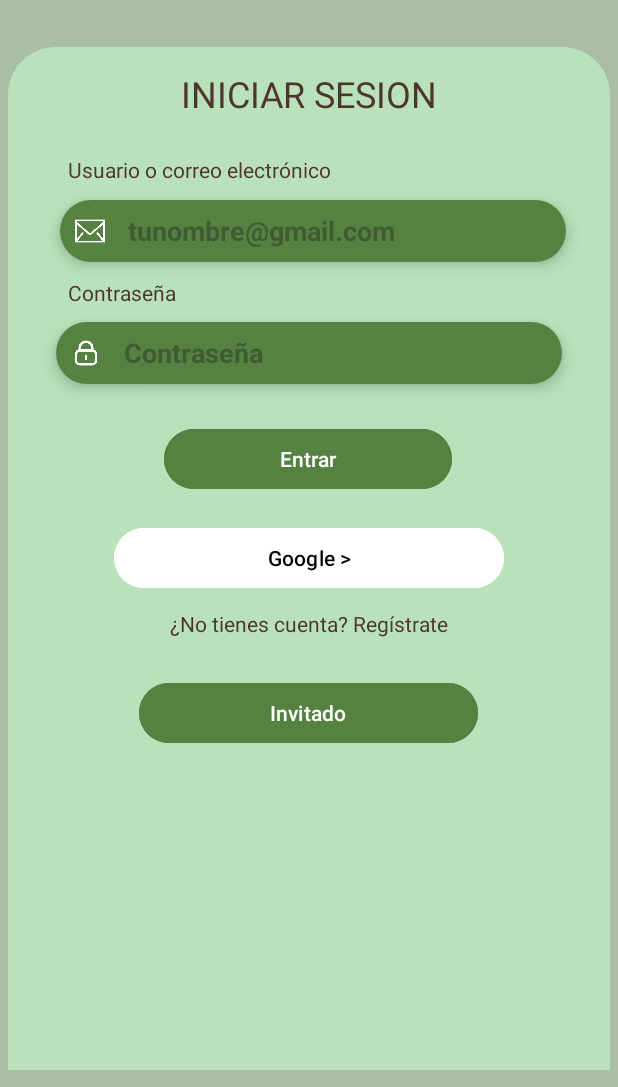
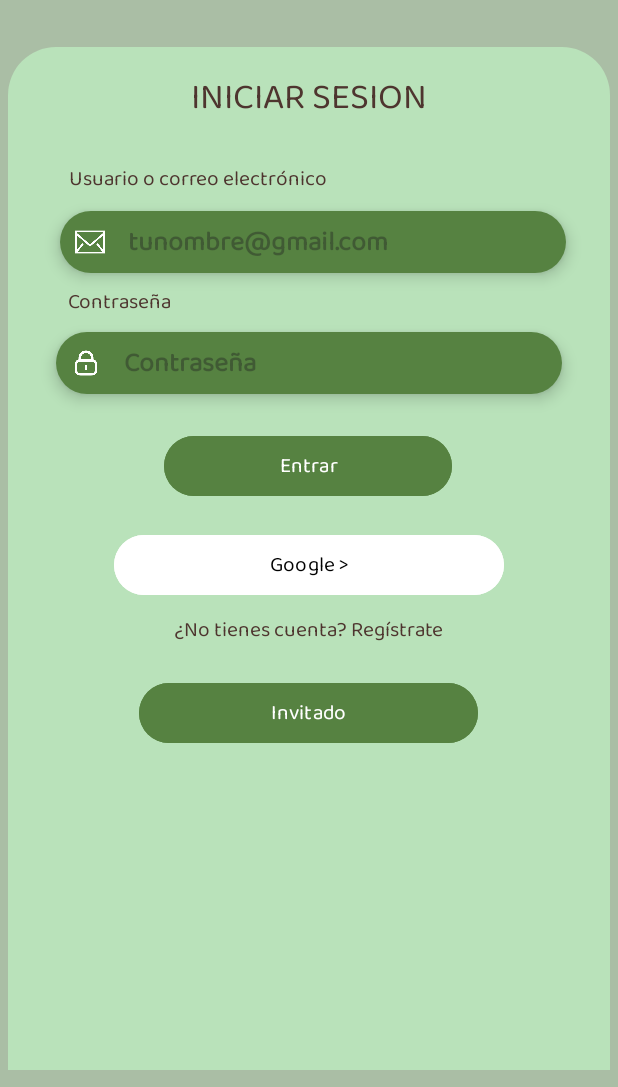
Before and after one commit to andrearodriguez7/Proyecto-Android-Esencias, an Android app: the screen it shows after launch (LoginActivity), on a phone screen of 412 x 824 dp, the part 149-1236 px from its top. Run offline under Robolectric (Android 15) with nearby library versions, the light colour scheme and no system bars.

Commit message:
cambio de fuente login

```diff
--- a/app/src/main/res/layout/login_activity.xml
+++ b/app/src/main/res/layout/login_activity.xml
@@ -36,6 +36,7 @@
             android:layout_width="wrap_content"
             android:layout_height="wrap_content"
             android:layout_gravity="center"
+            android:fontFamily="@font/baloo_thambi_2"
             android:text="INICIAR SESION"
             android:textColor="@color/TituloLogin"
             android:textSize="24sp"
@@ -49,6 +50,7 @@
             android:id="@+id/textView8"
             android:layout_width="wrap_content"
             android:layout_height="wrap_content"
+            android:fontFamily="@font/baloo_thambi_2"
             android:text="¿No tienes cuenta? Regístrate"
             android:textColor="@color/TituloLogin"
             app:layout_constraintBottom_toTopOf="@+id/button"
@@ -61,6 +63,7 @@
             android:id="@+id/textView5"
             android:layout_width="wrap_content"
             android:layout_height="wrap_content"
+            android:fontFamily="@font/baloo_thambi_2"
             android:text="Usuario o correo electrónico"
             android:textColor="@color/TituloLogin"
             app:layout_constraintBottom_toBottomOf="parent"
@@ -76,6 +79,7 @@
             android:layout_height="48dp"
             android:layout_marginBottom="328dp"
             android:backgroundTint="@color/TextBoxLogin"
+            android:fontFamily="@font/baloo_thambi_2"
             android:text="Entrar"
             app:layout_constraintBottom_toBottomOf="parent"
             app:layout_constraintEnd_toEndOf="parent"
@@ -90,6 +94,7 @@
             android:layout_height="48dp"
             android:backgroundTint="@color/white"
             android:elevation="6dp"
+            android:fontFamily="@font/baloo_thambi_2"
             android:text="Google >"
             android:textColor="@color/black"
             app:layout_constraintBottom_toBottomOf="parent"
@@ -104,6 +109,7 @@
             android:layout_height="48dp"
             android:layout_marginTop="76dp"
             android:backgroundTint="@color/TextBoxLogin"
+            android:fontFamily="@font/baloo_thambi_2"
             android:text="Invitado"
             app:layout_constraintBottom_toBottomOf="parent"
             app:layout_constraintEnd_toEndOf="parent"
@@ -117,6 +123,7 @@
             android:layout_width="wrap_content"
             android:layout_height="wrap_content"
             android:layout_marginBottom="472dp"
+            android:fontFamily="@font/baloo_thambi_2"
             android:text="Contraseña"
             android:textColor="@color/TituloLogin"
             app:layout_constraintBottom_toBottomOf="parent"
@@ -153,6 +160,7 @@
                 android:layout_height="48dp"
                 android:layout_weight="1"
                 android:background="@android:color/transparent"
+                android:fontFamily="@font/baloo_thambi_2"
                 android:hint="Contraseña"
                 android:inputType="textPassword"
                 android:paddingStart="15dp"
@@ -189,6 +197,7 @@
                 android:layout_height="48dp"
                 android:layout_weight="1"
                 android:background="@android:color/transparent"
+                android:fontFamily="@font/baloo_thambi_2"
                 android:hint="tunombre@gmail.com"
                 android:inputType="textEmailAddress"
                 android:paddingStart="15dp"
```
